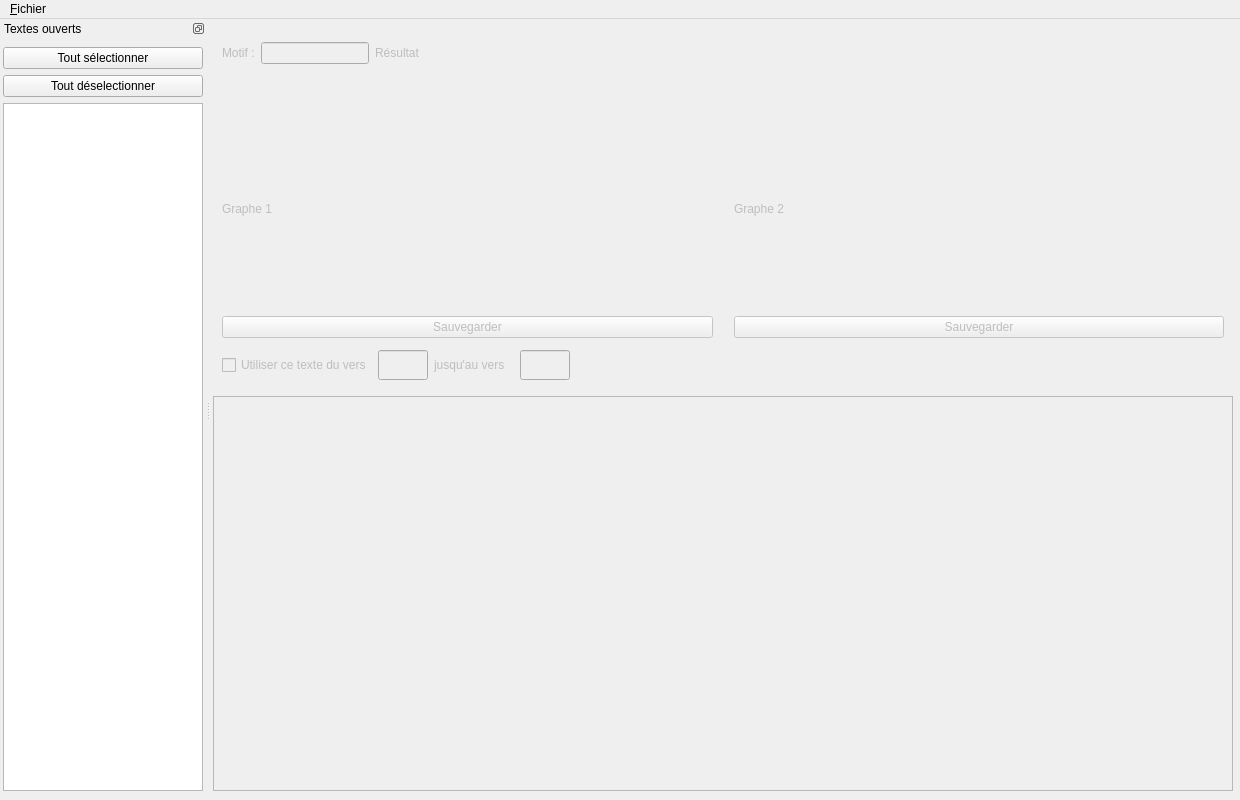
This is gui.ui in guilhem-pujol/SHS as Qt 5 draws it before an edit. The edited form follows.
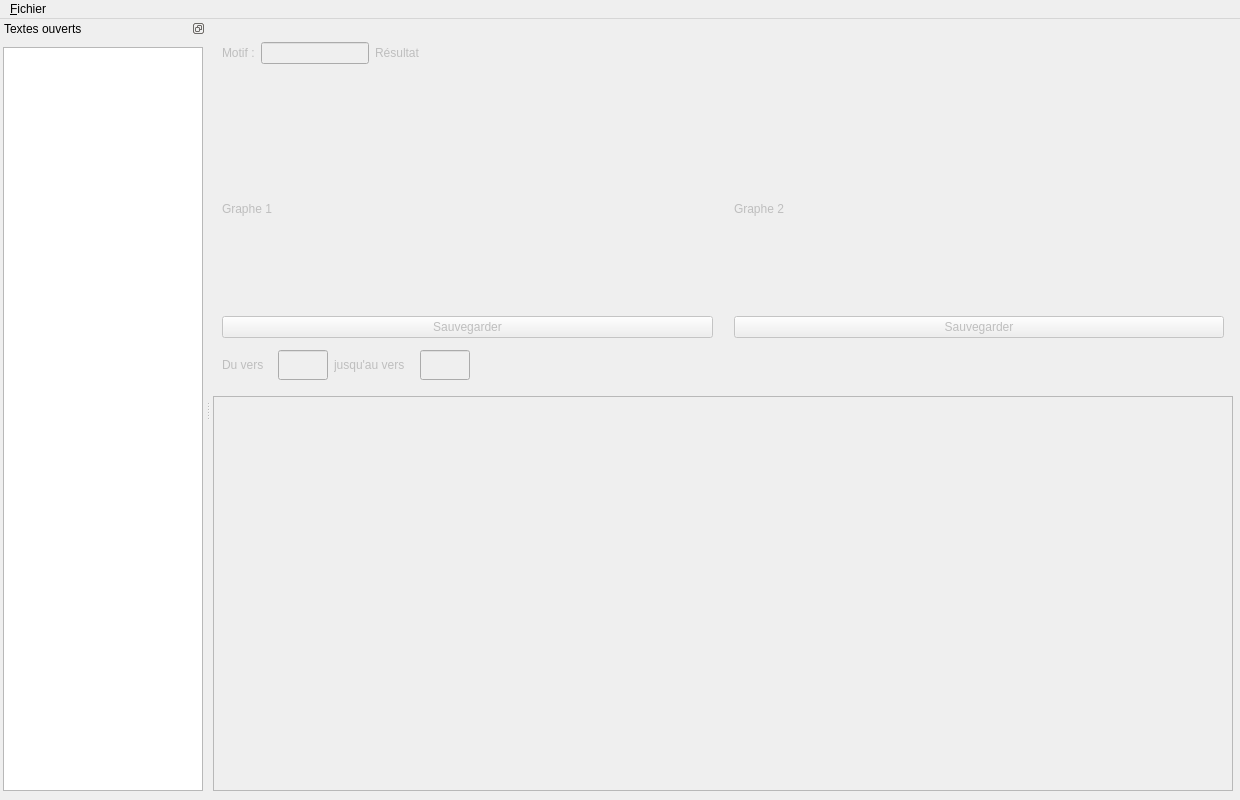
This is the edited form.

What changed in the file:
```diff
--- a/gui.ui
+++ b/gui.ui
@@ -275,11 +275,23 @@
         <height>50</height>
        </size>
       </property>
-      <layout class="QHBoxLayout" name="horizontalLayout_4" stretch="0,0,0,0,1">
+      <layout class="QHBoxLayout" name="horizontalLayout_3">
        <item>
-        <widget class="QCheckBox" name="used">
+        <widget class="QLabel" name="textFrom">
+         <property name="minimumSize">
+          <size>
+           <width>50</width>
+           <height>30</height>
+          </size>
+         </property>
+         <property name="maximumSize">
+          <size>
+           <width>50</width>
+           <height>30</height>
+          </size>
+         </property>
          <property name="text">
-          <string>Utiliser ce texte du vers</string>
+          <string>Du vers</string>
          </property>
         </widget>
        </item>
@@ -448,26 +460,6 @@
      <property name="rightMargin">
       <number>3</number>
      </property>
-     <item>
-      <widget class="QPushButton" name="selectAll">
-       <property name="text">
-        <string>Tout sélectionner</string>
-       </property>
-       <property name="shortcut">
-        <string>Ctrl+A</string>
-       </property>
-      </widget>
-     </item>
-     <item>
-      <widget class="QPushButton" name="deselectAll">
-       <property name="text">
-        <string>Tout déselectionner</string>
-       </property>
-       <property name="shortcut">
-        <string>Ctrl+Shift+A</string>
-       </property>
-      </widget>
-     </item>
      <item>
       <widget class="QListWidget" name="textsList">
        <property name="minimumSize">
```
Left out of the diff: 2 changed lines with no effect on the pictures.
